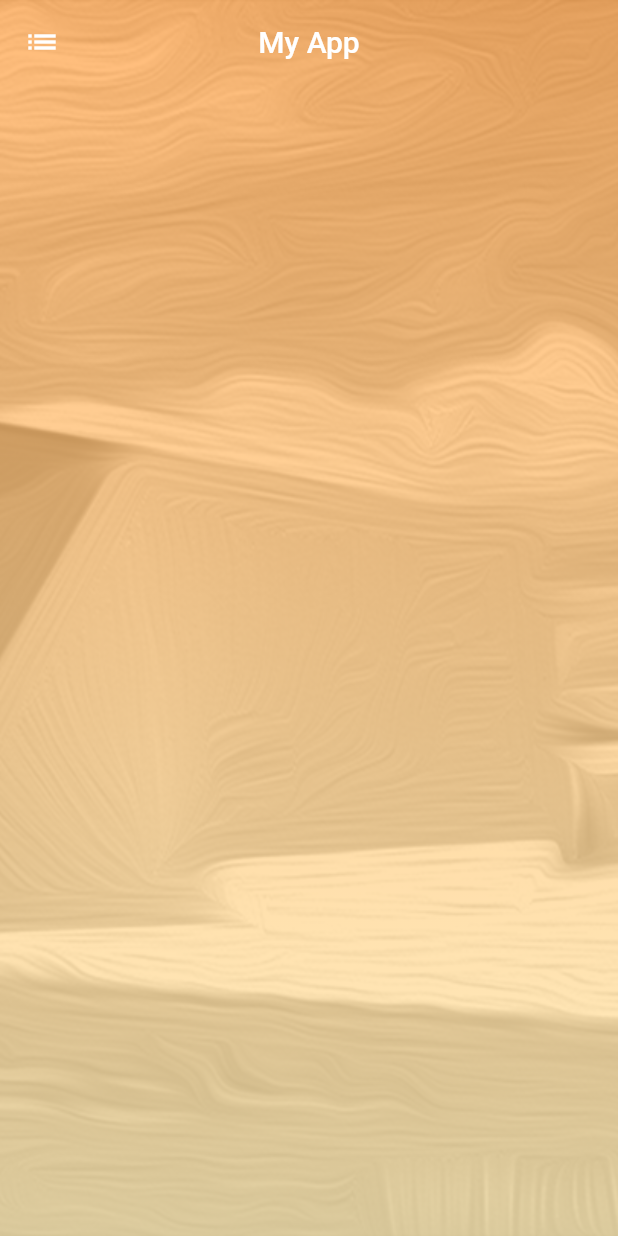
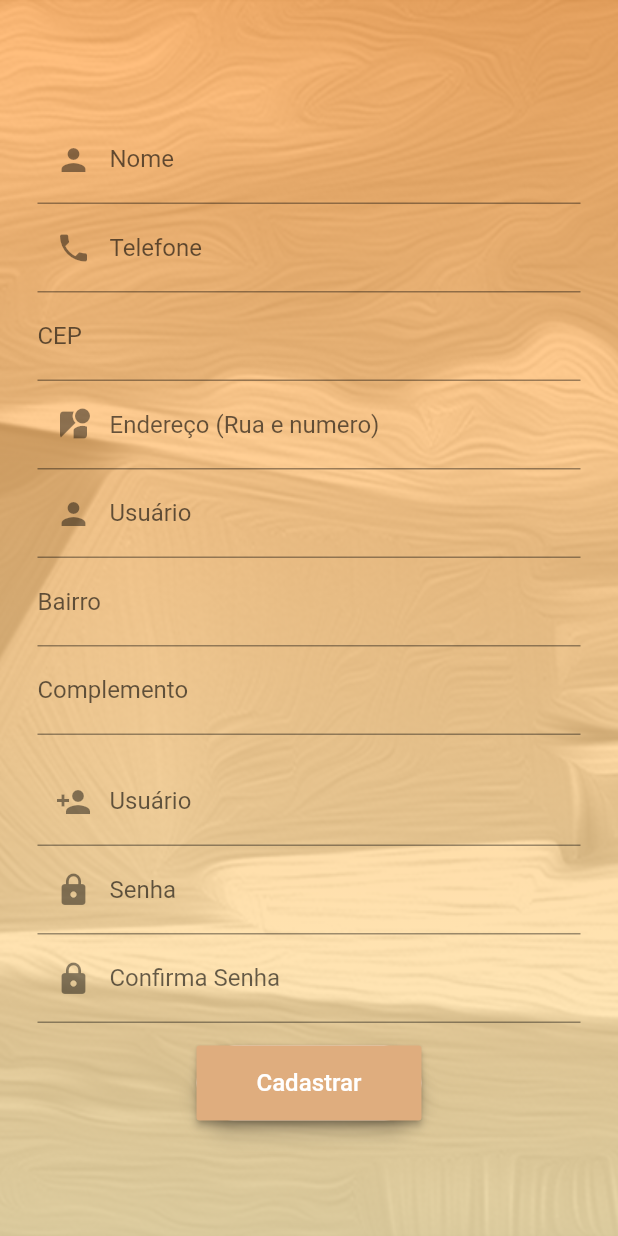
Before and after one commit to JoseHumbertoJr/app-museu, a Flutter app: the screen it shows after launch, on a phone screen of 412 x 824 dp. Run offline on Flutter 3.47's test engine with Material 2 defaults, Android fonts, the phone set to English and light mode, and no system bars.

Commit message:
Tela create_account

```diff
--- a/app_museu/lib/pages/create_account.dart
+++ b/app_museu/lib/pages/create_account.dart
@@ -2,13 +2,15 @@ import 'package:flutter/material.dart';
 
 
 class CreeatAccount extends StatelessWidget {
+
+
+
 
   static String tag = 'create-account-page';
 
   @override
   Widget build(BuildContext context) {
     return MaterialApp(
-      title: 'Welcome to Flutter',
       debugShowCheckedModeBanner: false,
       home: Container(
         decoration: BoxDecoration(
@@ -26,22 +28,121 @@ class CreeatAccount extends StatelessWidget {
 
                 ),
         child: Scaffold(
+          backgroundColor: Colors.transparent,
 
-          backgroundColor: Colors.transparent,
-          appBar: AppBar(
-            elevation: 0,
-            backgroundColor: Colors.transparent,
-            title: Text('My App'),
-            centerTitle: true,
-            leading: IconButton(
-                icon: Icon(
-                  Icons.list,
-                  color: Colors.white,
+
+          body: Center(
+        child: ListView(
+          shrinkWrap: true,
+          padding: EdgeInsets.all(15.0),
+          children: <Widget>[
+            Center(
+              child: Container(
+                padding: EdgeInsets.all(10.0),
+                child: Column(
+                  children: <Widget>[
+                         TextField(
+                              decoration: InputDecoration(
+                              prefixIcon: Icon(Icons.person),
+                              labelText: "Nome",
+
+                            ),
+                          ),
+                          TextField(
+                            decoration: InputDecoration(
+                              prefixIcon: Icon(Icons.phone),
+                              labelText: "Telefone",
+                            ),
+                          ),
+                          TextField(
+                            decoration: InputDecoration(
+                              // prefixIcon: Icon(Icons.person),
+                              labelText: "CEP",
+                            ),
+                          ),
+                          TextField(
+                            decoration: InputDecoration(
+                              prefixIcon: Icon(Icons.streetview),
+                              labelText: "Endereço (Rua e numero)",
+                            ),
+                          ),
+                          TextField(
+                            decoration: InputDecoration(
+                              prefixIcon: Icon(Icons.person),
+                              labelText: "Usuário",
+                            ),
+                          ),
+                          TextField(
+                            decoration: InputDecoration(
+                              // prefixIcon: Icon(Icons.person),
+                              labelText: "Bairro",
+                            ),
+                          ),
+                          TextField(
+                            decoration: InputDecoration(
+                              // prefixIcon: Icon(Icons.person),
+                              labelText: "Complemento",
+                            ),
+                          ),
+                          SizedBox(
+                            height: 15.0,
+                          ),
+                          TextField(
+                            decoration: InputDecoration(
+                              prefixIcon: Icon(Icons.person_add),
+                              labelText: "Usuário",
+                            ),
+                          ),
+                            TextField(
+                            decoration: InputDecoration(
+                              prefixIcon: Icon(Icons.lock),
+                              labelText: "Senha",
+                            ),
+                          ),
+                            TextField(
+                            decoration: InputDecoration(
+                              prefixIcon: Icon(Icons.lock),
+                              labelText: "Confirma Senha",
+                            ),
+                          ),
+                          SizedBox(
+                            height: 15.0,
+                          ),
+                          Material(
+                            borderRadius: BorderRadius.circular(50.0),
+                            elevation: 5.0,
+                            child: MaterialButton(
+                              onPressed: () => {},
+                              minWidth: 150.0,
+                              height: 50.0,
+
+                              color: Color.fromRGBO(223, 173, 126, 1),
+                              child: Text(
+                                "Cadastrar",
+                                style: TextStyle(
+                                  fontSize: 16.0,
+                                  color: Colors.white,
+                                ),
+                              ),
+                            ),
+                          ),
+                  ]
                 ),
-                onPressed: () {}),
-          ),
+              ),
+            )
+          ],
         ),
       ),
-    );
-  }
-}
+
+                  ),
+                ),
+
+
+
+              );
+            }
+
+
+
+
+          }
```
